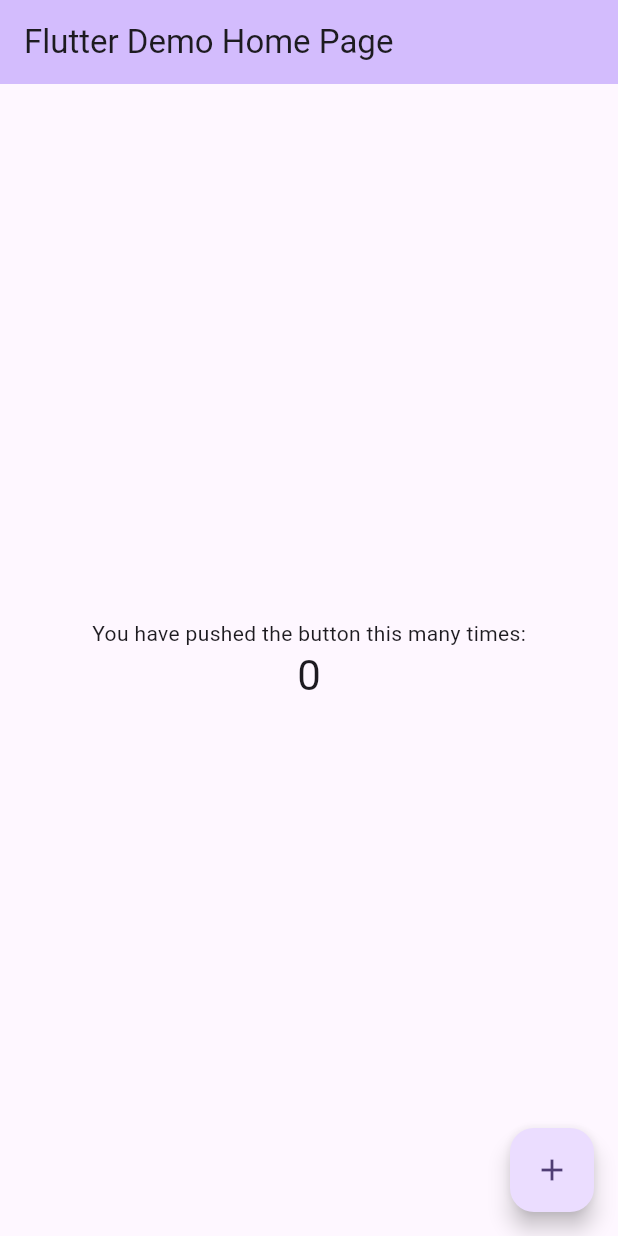
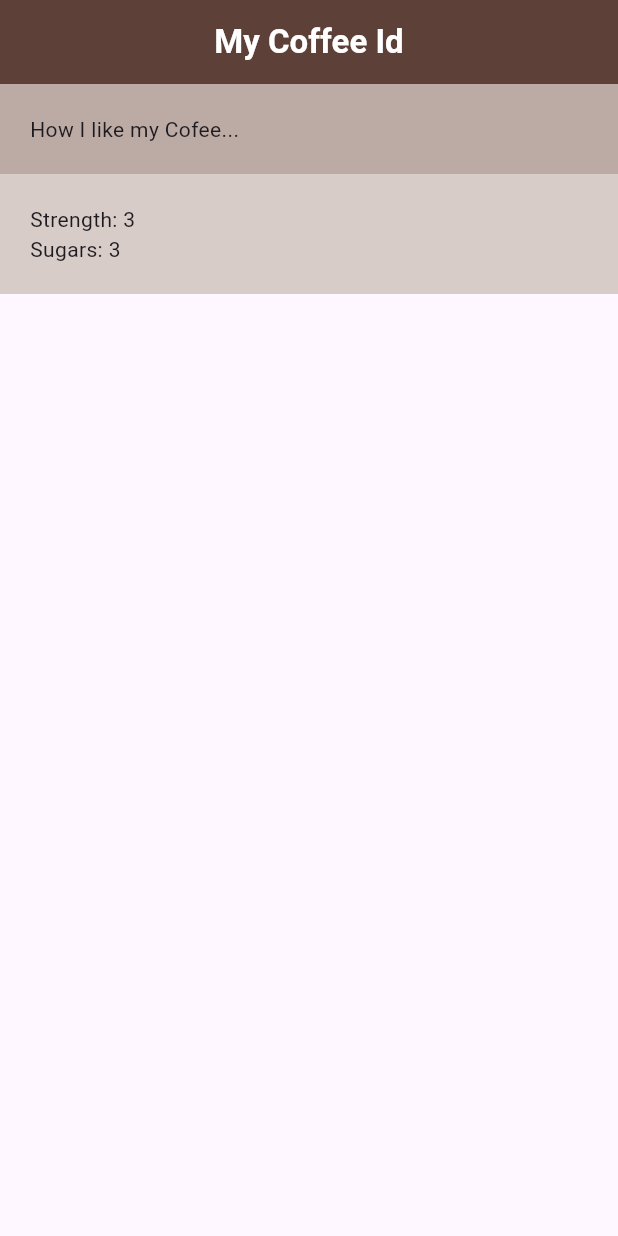
Before and after one commit to orlyuxx/cofee-project, a Flutter app: the screen it shows after launch, on a phone screen of 412 x 824 dp. Run offline on Flutter 3.47's test engine with Material 3 defaults, Android fonts, the phone set to English and light mode, and no system bars.

Commit message:
Added coffee_prefs.dart, home.dart, practiced Rows and Columns

```diff
--- /dev/null
+++ b/lib/coffee_prefs.dart
@@ -0,0 +1,27 @@
+import 'package:flutter/material.dart';
+
+class CoffeePrefs extends StatelessWidget {
+  const CoffeePrefs({super.key});
+
+  @override
+  Widget build(BuildContext context) {
+    return const Column(
+      children: [
+        Row(
+          children: [
+            Text('Strength: '),
+            Text('3'),
+            SizedBox(width: 50),
+          ]
+        ),
+        Row(
+           children: [
+            Text('Sugars: '),
+            Text('3'),
+            SizedBox(width: 50),
+          ]
+        ),
+      ]
+    );
+  }
+}
--- /dev/null
+++ b/lib/home.dart
@@ -0,0 +1,36 @@
+import 'package:coffee_card/coffee_prefs.dart';
+import 'package:flutter/material.dart';
+
+
+class Home extends StatelessWidget {
+  const Home({super.key});
+
+  @override
+  Widget build(BuildContext context) {
+    return Scaffold(
+      appBar: AppBar(
+        title: const Text('My Coffee Id', style: TextStyle(
+          color: Colors.white,
+          fontWeight: FontWeight.bold,
+        )),
+        backgroundColor: Colors.brown[700],
+        centerTitle: true,
+      ),
+      body: Column(
+        crossAxisAlignment: CrossAxisAlignment.stretch,
+        children: [
+          Container(
+            color: Colors.brown[200],
+            padding: const EdgeInsets.all(20),
+            child: const Text('How I like my Cofee...')
+          ),
+            Container(
+            color: Colors.brown[100],
+            padding: const EdgeInsets.all(20),
+            child: const CoffeePrefs(),
+          ),
+        ]
+      )
+    );
+  }
+}
--- a/lib/main.dart
+++ b/lib/main.dart
@@ -1,125 +1,43 @@
+import 'package:coffee_card/home.dart';
 import 'package:flutter/material.dart';
 
 void main() {
-  runApp(const MyApp());
+  runApp(const MaterialApp(
+      home: Home()
+  ));
 }
 
-class MyApp extends StatelessWidget {
-  const MyApp({super.key});
+class Sandbox extends StatelessWidget {
+  const Sandbox({super.key});
 
-  // This widget is the root of your application.
   @override
   Widget build(BuildContext context) {
-    return MaterialApp(
-      title: 'Flutter Demo',
-      theme: ThemeData(
-        // This is the theme of your application.
-        //
-        // TRY THIS: Try running your application with "flutter run". You'll see
-        // the application has a purple toolbar. Then, without quitting the app,
-        // try changing the seedColor in the colorScheme below to Colors.green
-        // and then invoke "hot reload" (save your changes or press the "hot
-        // reload" button in a Flutter-supported IDE, or press "r" if you used
-        // the command line to start the app).
-        //
-        // Notice that the counter didn't reset back to zero; the application
-        // state is not lost during the reload. To reset the state, use hot
-        // restart instead.
-        //
-        // This works for code too, not just values: Most code changes can be
-        // tested with just a hot reload.
-        colorScheme: ColorScheme.fromSeed(seedColor: Colors.deepPurple),
-        useMaterial3: true,
+    return Scaffold(
+      appBar: AppBar(
+        title: const Text('Sanbox'),
+        backgroundColor: Colors.grey,
       ),
-      home: const MyHomePage(title: 'Flutter Demo Home Page'),
+      body: Row(
+        mainAxisAlignment: MainAxisAlignment.center,
+        crossAxisAlignment: CrossAxisAlignment.stretch,
+        children: [
+          Container(
+            height: 100,
+            color: Colors.red,
+            child: const Text('one')
+          ),
+           Container(
+            height: 200,
+            color: Colors.green,
+            child: const Text('thwo')
+          ),
+           Container(
+            height: 300,
+            color: Colors.blue,
+            child: const Text('three')
+          )
+        ]
+      )
     );
   }
 }
-
-class MyHomePage extends StatefulWidget {
-  const MyHomePage({super.key, required this.title});
-
-  // This widget is the home page of your application. It is stateful, meaning
-  // that it has a State object (defined below) that contains fields that affect
-  // how it looks.
-
-  // This class is the configuration for the state. It holds the values (in this
-  // case the title) provided by the parent (in this case the App widget) and
-  // used by the build method of the State. Fields in a Widget subclass are
-  // always marked "final".
-
-  final String title;
-
-  @override
-  State<MyHomePage> createState() => _MyHomePageState();
-}
-
-class _MyHomePageState extends State<MyHomePage> {
-  int _counter = 0;
-
-  void _incrementCounter() {
-    setState(() {
-      // This call to setState tells the Flutter framework that something has
-      // changed in this State, which causes it to rerun the build method below
-      // so that the display can reflect the updated values. If we changed
-      // _counter without calling setState(), then the build method would not be
-      // called again, and so nothing would appear to happen.
-      _counter++;
-    });
-  }
-
-  @override
-  Widget build(BuildContext context) {
-    // This method is rerun every time setState is called, for instance as done
-    // by the _incrementCounter method above.
-    //
-    // The Flutter framework has been optimized to make rerunning build methods
-    // fast, so that you can just rebuild anything that needs updating rather
-    // than having to individually change instances of widgets.
-    return Scaffold(
-      appBar: AppBar(
-        // TRY THIS: Try changing the color here to a specific color (to
-        // Colors.amber, perhaps?) and trigger a hot reload to see the AppBar
-        // change color while the other colors stay the same.
-        backgroundColor: Theme.of(context).colorScheme.inversePrimary,
-        // Here we take the value from the MyHomePage object that was created by
-        // the App.build method, and use it to set our appbar title.
-        title: Text(widget.title),
-      ),
-      body: Center(
-        // Center is a layout widget. It takes a single child and positions it
-        // in the middle of the parent.
-        child: Column(
-          // Column is also a layout widget. It takes a list of children and
-          // arranges them vertically. By default, it sizes itself to fit its
-          // children horizontally, and tries to be as tall as its parent.
-          //
-          // Column has various properties to control how it sizes itself and
-          // how it positions its children. Here we use mainAxisAlignment to
-          // center the children vertically; the main axis here is the vertical
-          // axis because Columns are vertical (the cross axis would be
-          // horizontal).
-          //
-          // TRY THIS: Invoke "debug painting" (choose the "Toggle Debug Paint"
-          // action in the IDE, or press "p" in the console), to see the
-          // wireframe for each widget.
-          mainAxisAlignment: MainAxisAlignment.center,
-          children: <Widget>[
-            const Text(
-              'You have pushed the button this many times:',
-            ),
-            Text(
-              '$_counter',
-              style: Theme.of(context).textTheme.headlineMedium,
-            ),
-          ],
-        ),
-      ),
-      floatingActionButton: FloatingActionButton(
-        onPressed: _incrementCounter,
-        tooltip: 'Increment',
-        child: const Icon(Icons.add),
-      ), // This trailing comma makes auto-formatting nicer for build methods.
-    );
-  }
-}
```
Also changed, not shown: 1 other file.
